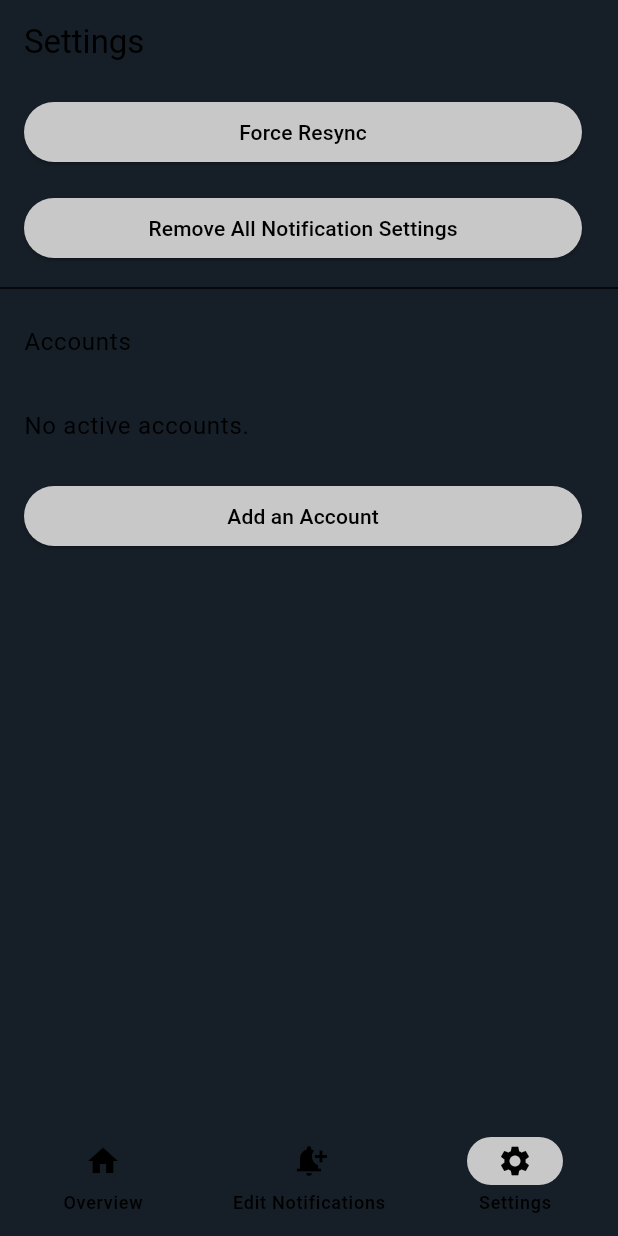
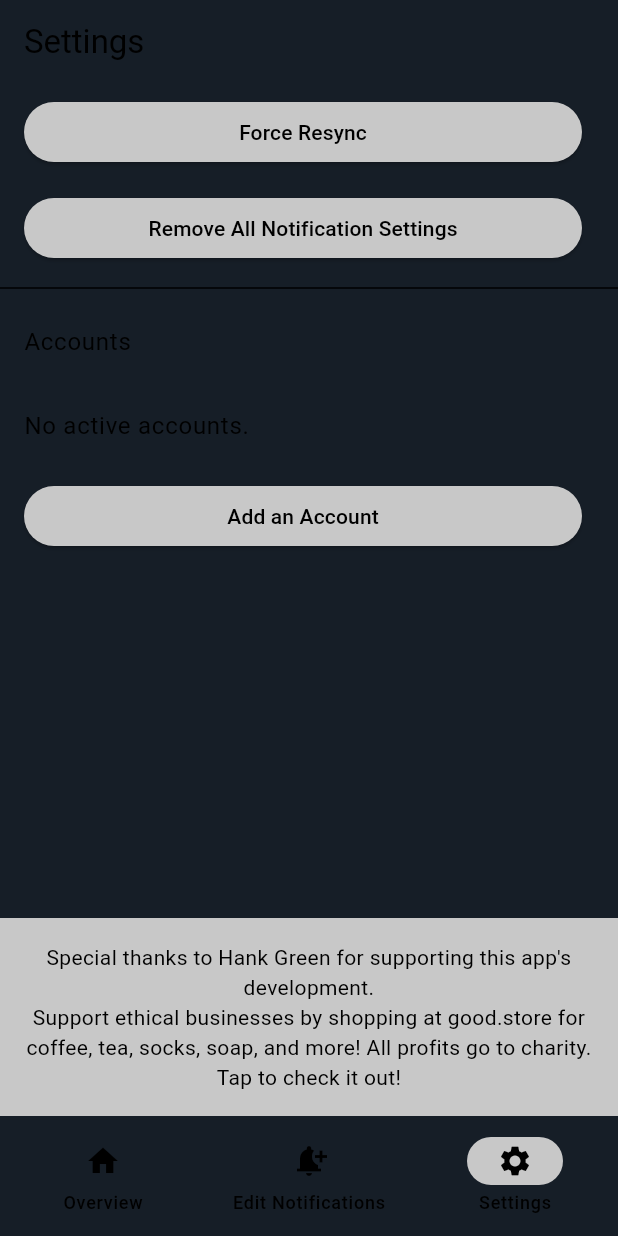
Before and after one commit to austinwitherspoon/BlueNotify, a Flutter app: the screen it shows after launch, item 3 of the bottom bar chosen, on a phone screen of 412 x 824 dp. Run offline on Flutter 3.47's test engine with Material 3 defaults, Android fonts, the phone set to English and light mode, and no system bars; our stand-ins replace cloud_firestore, firebase_core, firebase_messaging, shared_preferences; missing offline and left inert: bluesky; accounts and stored records are empty.

Commit message:
Added good.store shoutouts

```diff
--- a/lib/settings_page.dart
+++ b/lib/settings_page.dart
@@ -1,5 +1,6 @@
 import 'package:blue_notify/account_page.dart';
 import 'package:blue_notify/settings.dart';
+import 'package:blue_notify/shoutout.dart';
 import 'package:flutter/material.dart';
 import 'package:provider/provider.dart';
 
@@ -11,7 +12,9 @@ class SettingsPage extends StatelessWidget {
         title: const Text("Settings"),
       ),
       body: Consumer<Settings>(builder: (context, settings, child) {
-        return ListView(
+        return Column(children: [
+          Expanded(
+            child: ListView(
           children: <Widget>[
             ListTile(
               title: ElevatedButton(
@@ -129,8 +132,13 @@ class SettingsPage extends StatelessWidget {
                   );
                 },
               ),
+                )
+              ],
             ),
-          ],
+
+          ),
+          Shoutout(),
+        ]
         );
       }),
     );
--- /dev/null
+++ b/lib/shoutout.dart
@@ -0,0 +1,52 @@
+import 'package:flutter/material.dart';
+import 'package:url_launcher/url_launcher.dart';
+
+class Shoutout extends StatelessWidget {
+  const Shoutout({Key? key}) : super(key: key);
+
+  @override
+  Widget build(BuildContext context) => GestureDetector(
+        onTap: () {
+          launchURL('https://good.store');
+        },
+        child: Container(
+          color: Theme.of(context).colorScheme.secondary,
+          padding: const EdgeInsets.all(16.0),
+          child: Text(
+            "Special thanks to Hank Green for supporting this app's development. \n"
+            "Support ethical businesses by shopping at good.store for coffee, tea, socks, soap, and more! "
+            "All profits go to charity. \n"
+            "Tap to check it out!",
+            style: TextStyle(color: Theme.of(context).colorScheme.onSecondary),
+            textAlign: TextAlign.center,
+          ),
+        ),
+      );
+}
+
+class ShoutoutSmall extends StatelessWidget {
+  const ShoutoutSmall({Key? key}) : super(key: key);
+
+  @override
+  Widget build(BuildContext context) => GestureDetector(
+        onTap: () {
+          launchURL('https://good.store');
+        },
+        child: Container(
+          color: Theme.of(context).colorScheme.secondary,
+          padding: const EdgeInsets.all(16.0),
+          child: Text(
+            "Support ethical businesses by shopping at good.store. All Profits go to charity.",
+            style: TextStyle(color: Theme.of(context).colorScheme.onSecondary),
+            textAlign: TextAlign.center,
+          ),
+        ),
+      );
+}
+
+void launchURL(String url) async {
+  final uri = Uri.parse(url);
+  if (!await launchUrl(uri)) {
+    throw 'Could not launch $url';
+  }
+}
```
Also changed, not shown: lib/overview_page.dart (+10 -1 lines).
